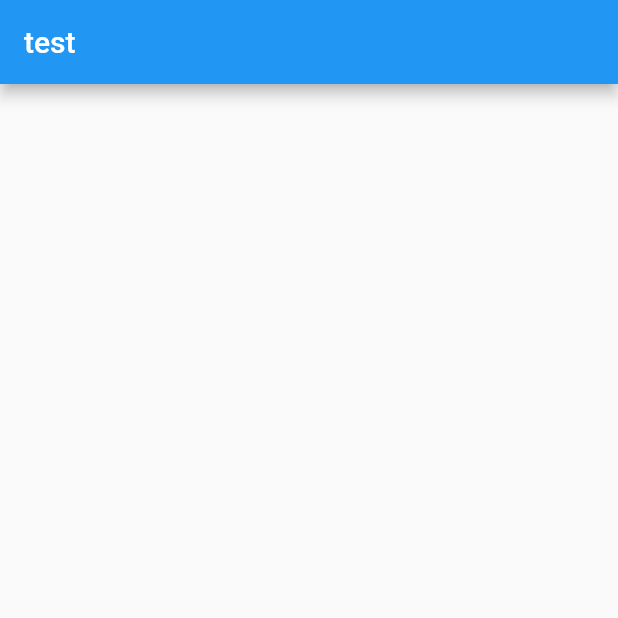
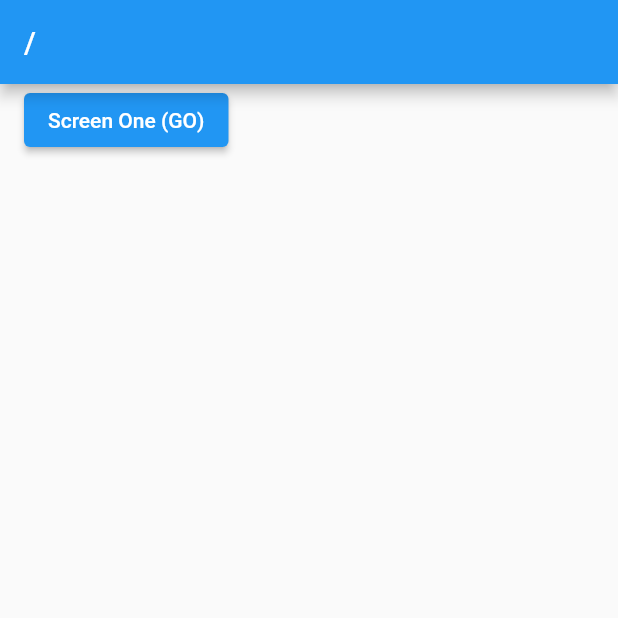
Before and after one commit to SunChulBaek-2/CodeFactoryGoRouter, a Flutter app: the screen it shows after launch, on a phone screen of 412 x 824 dp, the top half of it. Run offline on Flutter 3.47's test engine with Material 2 defaults, Android fonts, the light colour scheme and no system bars; our stand-ins replace go_router.

Commit message:
Go 함수

```diff
--- a/lib/layout/default_layout.dart
+++ b/lib/layout/default_layout.dart
@@ -1,5 +1,5 @@
-
 import 'package:flutter/material.dart';
+import 'package:go_router/go_router.dart';
 
 class DefaultLayout extends StatelessWidget {
   const DefaultLayout({
@@ -10,11 +10,14 @@ class DefaultLayout extends StatelessWidget {
   final Widget body;
 
   @override
-  Widget build(BuildContext context) => Scaffold(
-    appBar: AppBar(title: const Text('test')),
-    body: Padding(
-      padding: const EdgeInsets.symmetric(horizontal: 16),
-      child: body,
-    ),
-  );
+  Widget build(BuildContext context) {
+    final router  = GoRouter.of(context);
+    return Scaffold(
+     appBar: AppBar(title: Text(router.location)),
+     body: Padding(
+       padding: const EdgeInsets.symmetric(horizontal: 16),
+       child: body,
+     ),
+    );
+  }
 }
--- a/lib/main.dart
+++ b/lib/main.dart
@@ -1,3 +1,4 @@
+import 'package:codefactory_go_router/screen/1_screen.dart';
 import 'package:codefactory_go_router/screen/home_screen.dart';
 import 'package:flutter/material.dart';
 import 'package:go_router/go_router.dart';
@@ -10,17 +11,22 @@ class _App extends StatelessWidget {
   const _App({Key? key}) : super(key: key);
 
   GoRouter get _router => GoRouter(
-      initialLocation: '/',
-      routes: [
-        GoRoute(path: '/', builder: (context, state) => const HomeScreen())
-      ]);
+    initialLocation: '/',
+    routes: <RouteBase>[
+      GoRoute(
+        path: '/',
+        builder: (context, state) => const HomeScreen(),
+        routes: <RouteBase>[
+          GoRoute(
+            path: 'one',
+            builder: (context, state) => const OneScreen(),
+          )
+        ]
+      ),
+    ]);
 
   @override
   Widget build(BuildContext context) {
-    return MaterialApp.router(
-      routeInformationProvider: _router.routeInformationProvider,
-      routeInformationParser: _router.routeInformationParser,
-      routerDelegate: _router.routerDelegate,
-    );
+    return MaterialApp.router(routerConfig: _router);
   }
 }
--- /dev/null
+++ b/lib/screen/1_screen.dart
@@ -0,0 +1,17 @@
+import 'package:codefactory_go_router/layout/default_layout.dart';
+import 'package:flutter/material.dart';
+
+class OneScreen extends StatelessWidget {
+  const OneScreen({super.key});
+
+  @override
+  Widget build(BuildContext context) {
+    return DefaultLayout(
+      body: Column(
+        children: [
+          Text('one')
+        ],
+      )
+    );
+  }
+}
--- a/lib/screen/home_screen.dart
+++ b/lib/screen/home_screen.dart
@@ -1,15 +1,23 @@
 import 'package:codefactory_go_router/layout/default_layout.dart';
 import 'package:flutter/material.dart';
+import 'package:go_router/go_router.dart';
 
 class HomeScreen extends StatelessWidget {
   const HomeScreen({super.key});
 
   @override
-  Widget build(BuildContext context) => DefaultLayout(
-    body: Column(
-      children: [
-
-      ],
-    )
-  );
+  Widget build(BuildContext context) {
+    return DefaultLayout(
+      body: Column(
+        children: [
+          ElevatedButton(
+              onPressed: () {
+                context.go('/one');
+              },
+              child: Text('Screen One (GO)')
+          ),
+        ],
+      )
+    );
+  }
 }
```
